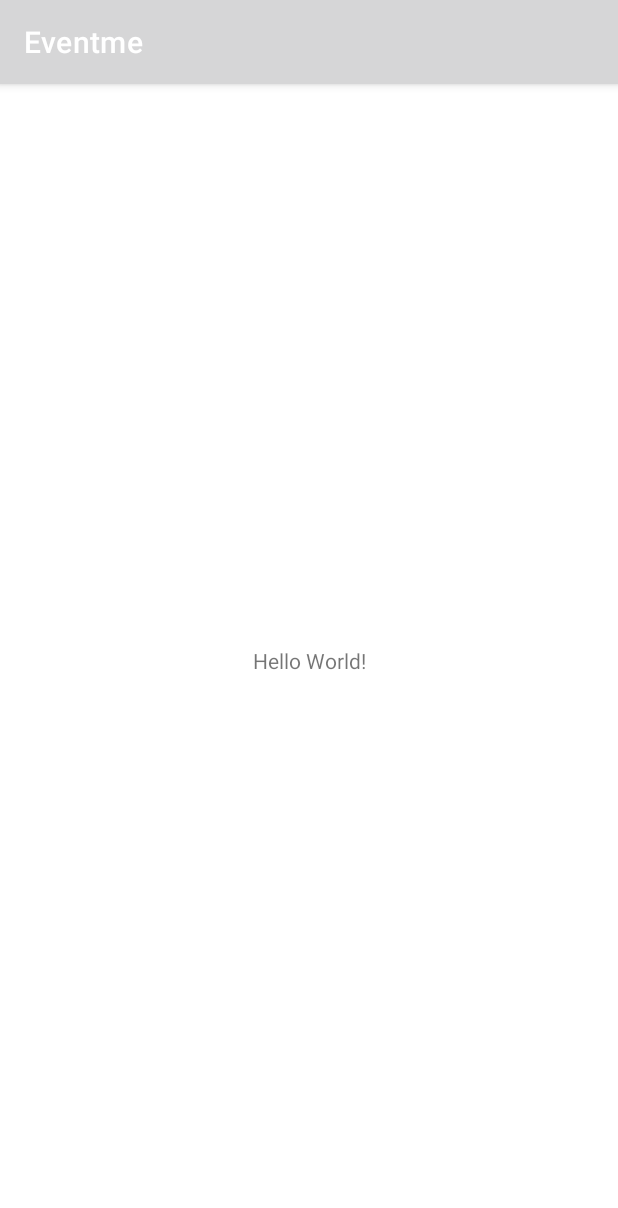
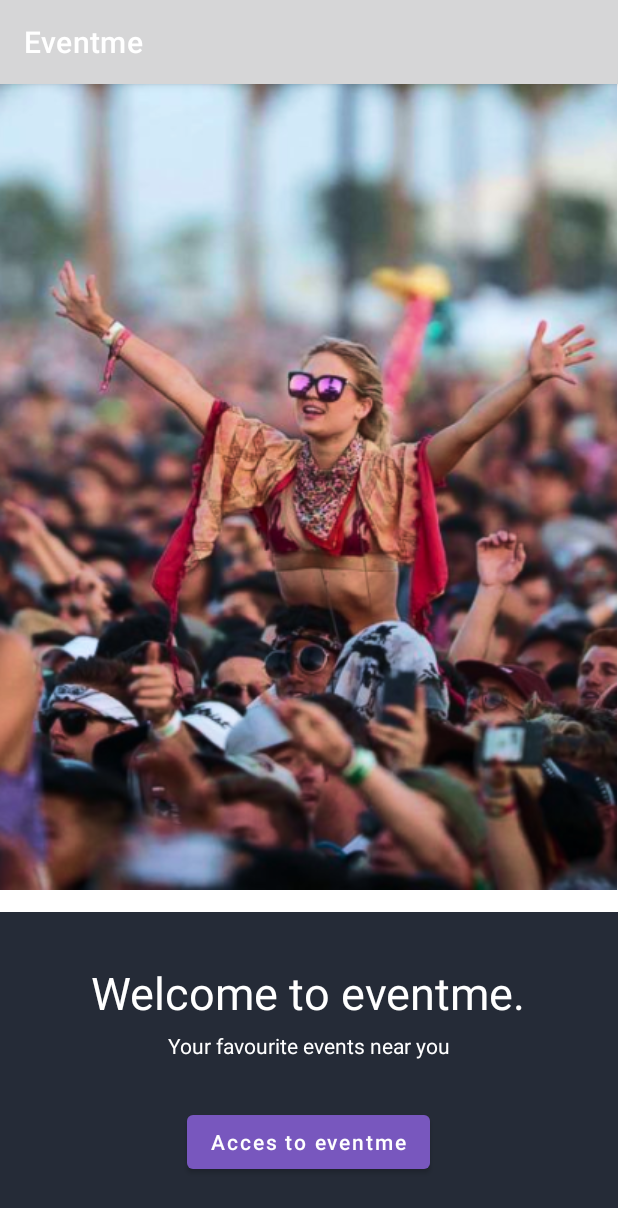
Before and after one commit to ArturAlcoverro/Eventme, an Android app: the screen it shows after launch (MainActivity), on a phone screen of 412 x 824 dp. Shown: the top 1208 px of the screen. Run offline under Robolectric (Android 15) with nearby library versions, the phone set to English and light mode, and no system bars.

Commit message:
Initial Acitvity
initial image with acces button

```diff
--- a/app/src/main/res/layout/activity_main.xml
+++ b/app/src/main/res/layout/activity_main.xml
@@ -1,18 +1,57 @@
 <?xml version="1.0" encoding="utf-8"?>
-<androidx.constraintlayout.widget.ConstraintLayout xmlns:android="http://schemas.android.com/apk/res/android"
-    xmlns:app="http://schemas.android.com/apk/res-auto"
+<RelativeLayout xmlns:android="http://schemas.android.com/apk/res/android"
     xmlns:tools="http://schemas.android.com/tools"
     android:layout_width="match_parent"
     android:layout_height="match_parent"
+    xmlns:app="http://schemas.android.com/apk/res-auto"
     tools:context=".MainActivity">
 
-    <TextView
+    <ImageView
         android:layout_width="wrap_content"
         android:layout_height="wrap_content"
-        android:text="Hello World!"
-        app:layout_constraintBottom_toBottomOf="parent"
-        app:layout_constraintLeft_toLeftOf="parent"
-        app:layout_constraintRight_toRightOf="parent"
-        app:layout_constraintTop_toTopOf="parent" />
+        android:src="@drawable/initialImage"
+        android:contentDescription="Girl having fun in a festival"
+        />
 
-</androidx.constraintlayout.widget.ConstraintLayout>
+    <LinearLayout
+        android:layout_width="match_parent"
+        android:layout_height="wrap_content"
+        android:background="@color/background_color"
+        android:layout_alignParentBottom="true"
+        android:orientation="vertical"
+        android:padding="20px">
+
+        <TextView
+            android:layout_width="wrap_content"
+            android:layout_height="wrap_content"
+            android:text="@string/welcome"
+            android:textSize="30sp"
+            android:textColor="@color/font_color"
+            android:layout_gravity="center"
+            android:layout_marginTop="20dp">
+        </TextView>
+
+        <TextView
+            android:layout_width="wrap_content"
+            android:layout_height="wrap_content"
+            android:text="@string/welcome_subtitle"
+            android:textColor="@color/font_color"
+            android:layout_gravity="center"
+            android:layout_margin="5dp">
+        </TextView>
+
+        <Button
+            android:id="@+id/containedButton"
+            android:layout_width="wrap_content"
+            android:layout_height="wrap_content"
+            android:text="@string/acces_but"
+            android:textAllCaps="false"
+            android:textColor="@color/font_color"
+            android:layout_gravity="center"
+            app:backgroundTint="@color/main_purple"
+            style="@style/Widget.MaterialComponents.Button"
+            android:layout_margin="25dp"
+            />
+    </LinearLayout>
+
+</RelativeLayout>
--- a/app/src/main/res/values/strings.xml
+++ b/app/src/main/res/values/strings.xml
@@ -1,3 +1,6 @@
 <resources>
     <string name="app_name">Eventme</string>
+    <string name="acces_but">Acces to eventme</string>
+    <string name="welcome">Welcome to eventme.</string>
+    <string name="welcome_subtitle">Your favourite events near you</string>
 </resources>
```
Also changed, not shown: app/src/main/res/drawable/initialImage.png (added).
